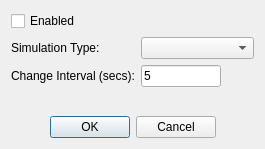
This is src/dialogs/dialogcoilsimulation.ui in sanny32/OpenModSim as Qt 5 draws it before an edit. The edited form follows.
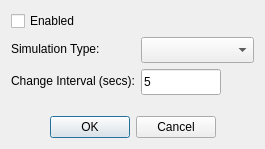
This is the edited form. Custom widgets are drawn as their Qt base class.

Patch:
```diff
--- a/src/dialogs/dialogcoilsimulation.ui
+++ b/src/dialogs/dialogcoilsimulation.ui
@@ -31,7 +31,7 @@
       </widget>
      </item>
      <item row="0" column="1">
-      <widget class="SimulationModeComboBox" name="comboBoxSimulationType"/>
+      <widget class="SimulationModeComboBox" name="comboBoxSimulationType"><property name="minimumSize"><size><width>0</width><height>26</height></size></property></widget>
      </item>
      <item row="1" column="1">
       <widget class="NumericLineEdit" name="lineEditInterval">
@@ -40,7 +40,7 @@
          <horstretch>0</horstretch>
          <verstretch>0</verstretch>
         </sizepolicy>
-       </property>
+       </property><property name="minimumSize"><size><width>0</width><height>26</height></size></property>
        <property name="maximumSize">
         <size>
          <width>80</width>
```
Left out of the diff: 2 changed lines with no effect on the pictures.
